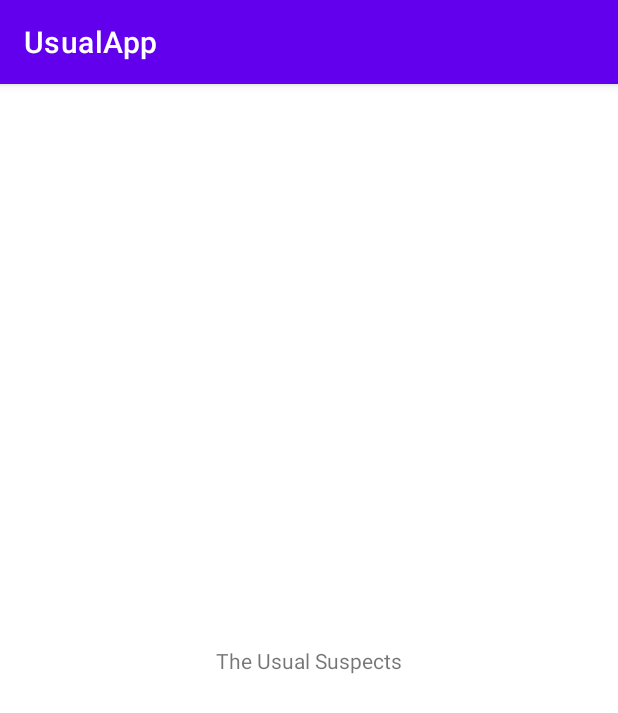
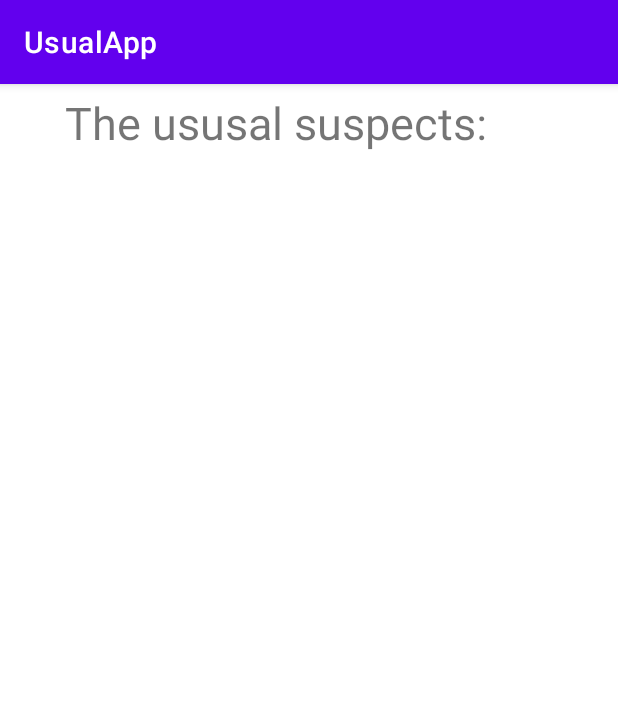
Before and after one commit to miguelbuiuach/ProyectoPBP, an Android app: the screen it shows after launch (MainActivity), on a phone screen of 412 x 824 dp. Shown: the top 713 px of the screen. Run offline under Robolectric (Android 15) with nearby library versions, the light colour scheme and no system bars.

Commit message:
Added layouts to the app as well as internet permissions

```diff
--- a/UsualApp/app/src/main/AndroidManifest.xml
+++ b/UsualApp/app/src/main/AndroidManifest.xml
@@ -1,6 +1,8 @@
 <?xml version="1.0" encoding="utf-8"?>
 <manifest xmlns:android="http://schemas.android.com/apk/res/android"
     package="mx.uach.usualapp">
+
+    <uses-permission android:name = "android.permission.INTERNET"></uses-permission>
 
     <application
         android:allowBackup="true"
--- /dev/null
+++ b/UsualApp/app/src/main/java/mx/uach/usualapp/models/suspect.kt
@@ -0,0 +1,4 @@
+package mx.uach.usualapp.models
+
+class suspect {
+}
--- a/UsualApp/app/src/main/res/layout/activity_main.xml
+++ b/UsualApp/app/src/main/res/layout/activity_main.xml
@@ -6,13 +6,41 @@
     android:layout_height="match_parent"
     tools:context=".MainActivity">
 
-    <TextView
-        android:layout_width="wrap_content"
-        android:layout_height="wrap_content"
-        android:text="The Usual Suspects"
-        app:layout_constraintBottom_toBottomOf="parent"
-        app:layout_constraintLeft_toLeftOf="parent"
-        app:layout_constraintRight_toRightOf="parent"
-        app:layout_constraintTop_toTopOf="parent" />
+    <TableLayout
+        android:id="@+id/tableLayout2"
+        android:layout_width="match_parent"
+        android:layout_height="match_parent"
+        tools:layout_editor_absoluteX="-129dp"
+        tools:layout_editor_absoluteY="-149dp">
+
+        <TableRow
+            android:layout_width="292dp"
+            android:layout_height="36dp"
+            android:textAlignment="center">
+
+            <androidx.constraintlayout.widget.ConstraintLayout
+                android:layout_width="399dp"
+                android:layout_height="match_parent">
+
+                <TextView
+                    android:id="@+id/textView3"
+                    android:layout_width="wrap_content"
+                    android:layout_height="wrap_content"
+                    android:layout_marginStart="32dp"
+                    android:layout_marginTop="5dp"
+                    android:layout_marginEnd="64dp"
+                    android:text="The ususal suspects:"
+                    android:textSize="30sp"
+                    app:layout_constraintEnd_toEndOf="parent"
+                    app:layout_constraintStart_toStartOf="parent"
+                    app:layout_constraintTop_toTopOf="parent" />
+            </androidx.constraintlayout.widget.ConstraintLayout>
+        </TableRow>
+
+        <TableRow
+            android:layout_width="match_parent"
+            android:layout_height="match_parent" />
+
+    </TableLayout>
 
 </androidx.constraintlayout.widget.ConstraintLayout>
```
